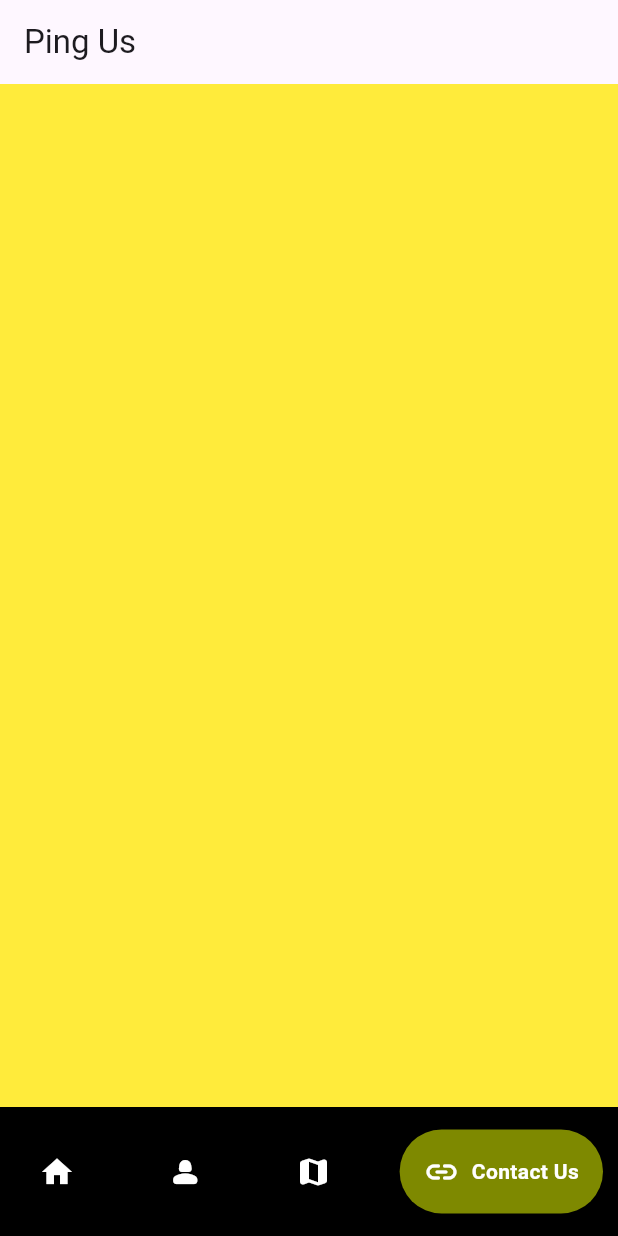
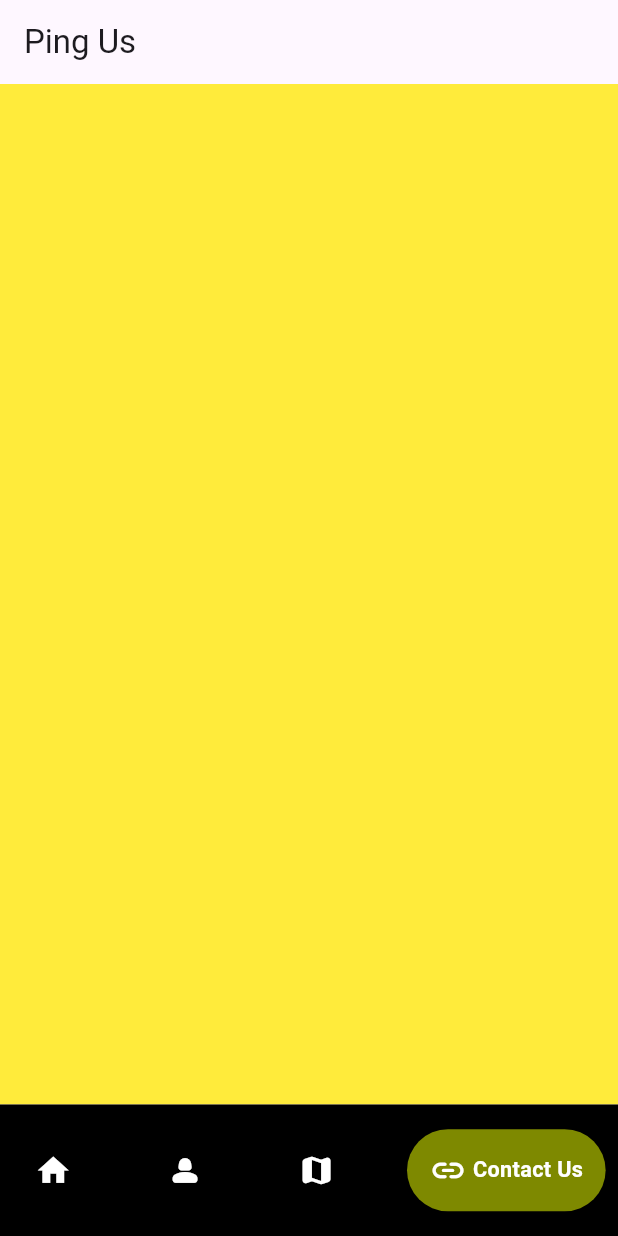
Before and after one commit to mrinank03/APP-REPO, a Flutter app: the screen it shows after launch, item 4 of the bottom bar chosen, on a phone screen of 412 x 824 dp. Run offline on Flutter 3.47's test engine with Material 3 defaults, Android fonts, the phone set to English and light mode, and no system bars; drawn by our look-alikes of google_nav_bar; our stand-ins replace card_swiper, carousel_slider; missing offline and left inert: circular_menu.

Commit message:
responsive

```diff
--- a/froshapp/lib/nav/bottomnavbar.dart
+++ b/froshapp/lib/nav/bottomnavbar.dart
@@ -1,5 +1,3 @@
-// ignore_for_file: prefer_const_constructors, prefer_const_literals_to_create_immutables
-
 import 'package:flutter/material.dart';
 import 'package:google_nav_bar/google_nav_bar.dart';
 
@@ -9,37 +7,55 @@ class NavBar extends StatelessWidget {
 
   @override
   Widget build(BuildContext context) {
+    final screenWidth = MediaQuery.of(context).size.width;
+    final screenHeight = MediaQuery.of(context).size.height;
+
     return SafeArea(
       child: Container(
         color: Colors.black,
         child: Padding(
-          padding: const EdgeInsets.symmetric(horizontal: 10, vertical: 15),
+          padding: EdgeInsets.symmetric(
+            horizontal: screenWidth * 0.02,
+            vertical: screenHeight * 0.02,
+          ),
+          child: Row(
+            children: [
+              Flexible(
                 child: GNav(
+                  textStyle: TextStyle(
+                      fontSize: screenWidth * 0.035,
+                      color: Colors.white,
+                      fontWeight: FontWeight.w600),
+                  iconSize: screenWidth * 0.06,
+                  tabBorderRadius: screenWidth * 0.1,
                   backgroundColor: Colors.black,
                   color: Colors.white,
                   haptic: true,
                   activeColor: Colors.white,
-            duration: Duration(milliseconds: 700),
-            tabBackgroundColor: Color.fromRGBO(180, 196, 0, 0.7),
-            gap: 8,
-            padding: EdgeInsets.all(16),
+                  duration: const Duration(milliseconds: 450),
+                  tabBackgroundColor: const Color.fromRGBO(180, 196, 0, 0.7),
+                  gap: screenWidth * 0.01,
+                  padding: const EdgeInsets.all(15),
                   onTabChange: (value) => onTabChange!(value),
                   tabs: [
-              GButton(
+                    const GButton(
                       icon: Icons.home,
                       text: 'Home',
                     ),
-              GButton(
+                    const GButton(
                       icon: Icons.person_2_rounded,
                       text: 'Schedule',
                     ),
-              GButton(
+                    const GButton(
                       icon: Icons.map_rounded,
                       text: 'Campus Map',
                     ),
-              GButton(
+                    const GButton(
                       icon: Icons.link_rounded,
                       text: 'Contact Us',
+                    ),
+                  ],
+                ),
               ),
             ],
           ),
```
Also changed, not shown: froshapp/lib/leaderboard/leaderboard.dart (+8 -6 lines), froshapp/lib/pages/homepage.dart (+57 -76 lines), froshapp/lib/pages/schedule.dart (+50 -106 lines), froshapp/assets/images/maps.png. Lines whose indentation alone changed are shown as unchanged.
